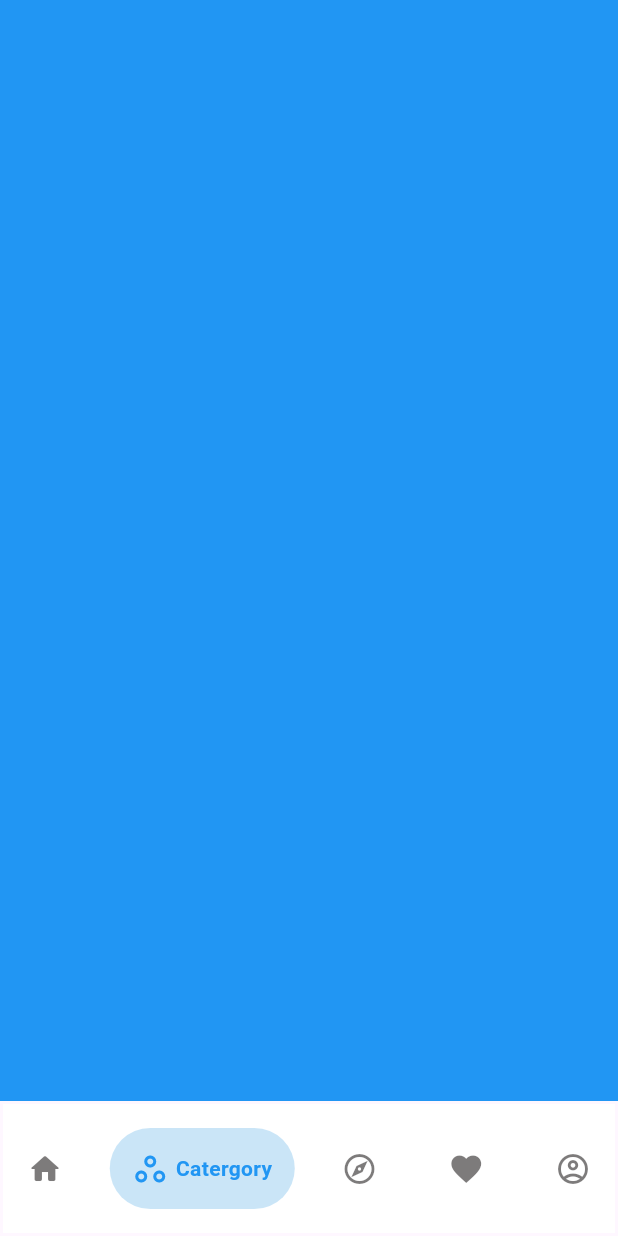
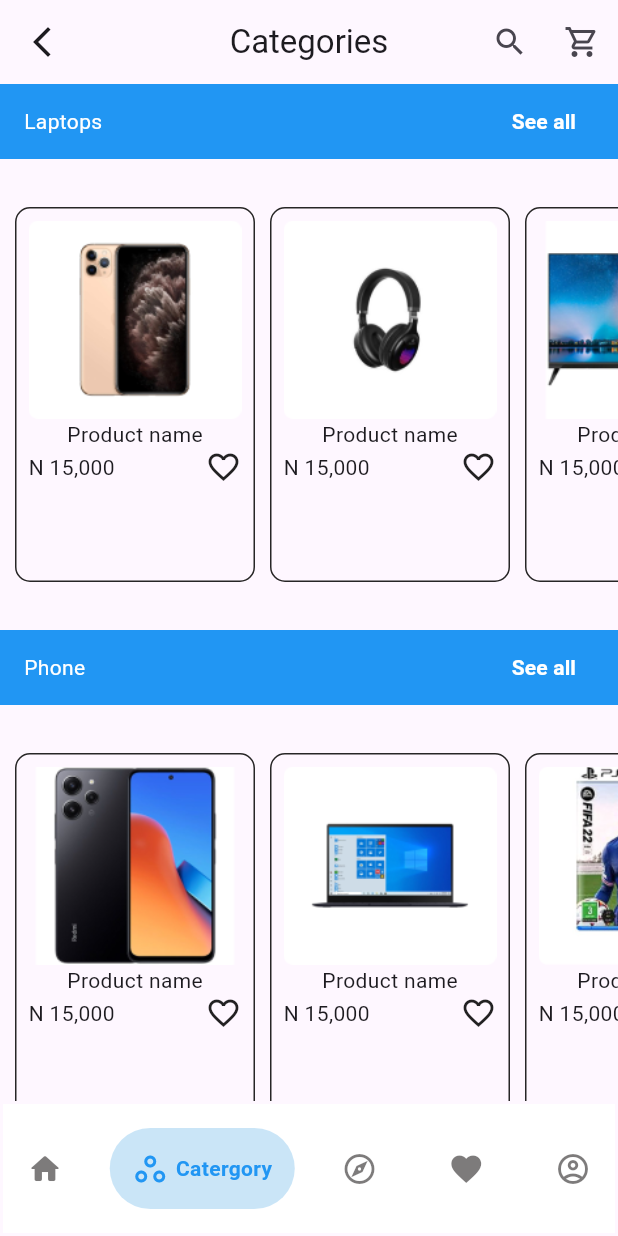
Before and after one commit to David-Meka/sopusons, a Flutter app: the screen it shows after launch, item 2 of the bottom bar chosen, on a phone screen of 412 x 824 dp. Run offline on Flutter 3.47's test engine with Material 3 defaults, Android fonts, the phone set to English and light mode, and no system bars; drawn by our look-alikes of google_nav_bar; our stand-ins replace carousel_slider, google_fonts.

Commit message:
container update

```diff
--- /dev/null
+++ b/lib/pages/catergory_page.dart
@@ -0,0 +1,197 @@
+import 'package:flutter/material.dart';
+import 'package:sopusons/widgets/bottom_navigation.dart';
+import 'package:sopusons/widgets/product_container.dart';
+
+class CategoryPage extends StatefulWidget {
+  const CategoryPage({super.key});
+
+  @override
+  State<CategoryPage> createState() => _CategoryPageState();
+}
+
+class _CategoryPageState extends State<CategoryPage> {
+  @override
+  Widget build(BuildContext context) {
+    double height = MediaQuery.of(context).size.height;
+    double width = MediaQuery.of(context).size.width;
+    return Scaffold(
+      appBar: AppBar(
+        title: const Text('Categories'),
+        centerTitle: true,
+        leading: IconButton(
+          onPressed: () {
+            Navigator.push(
+              context,
+              MaterialPageRoute(
+                builder: (ctx) => const BottomNavigation(),
+              ),
+            );
+          },
+          icon: const Icon(Icons.arrow_back_ios_new),
+        ),
+        actions: [
+          IconButton(
+            onPressed: () {},
+            icon: const Icon(Icons.search),
+          ),
+          IconButton(
+              onPressed: () {}, icon: const Icon(Icons.shopping_cart_outlined))
+        ],
+      ),
+      body: Container(
+        height: height,
+        width: width,
+        child: SingleChildScrollView(
+          child: Column(
+            children: [
+              //TODO learn to implement the category picker
+              Container(
+                height: 50,
+                color: Colors.blue,
+                child: Padding(
+                  padding: const EdgeInsets.only(
+                      left: 16.0, right: 16.0, top: 5, bottom: 5),
+                  child: Row(
+                    children: [
+                      const Text(
+                        'Laptops',
+                        style: TextStyle(color: Colors.white),
+                      ),
+                      Spacer(),
+                      TextButton(
+                        onPressed: () {},
+                        child: const Text(
+                          'See all',
+                          style: TextStyle(
+                              color: Colors.white, fontWeight: FontWeight.bold),
+                        ),
+                      )
+                    ],
+                  ),
+                ),
+              ),
+              Padding(padding: EdgeInsets.symmetric(vertical: 16)),
+              SingleChildScrollView(
+                scrollDirection: Axis.horizontal,
+                child: Padding(
+                  padding: const EdgeInsets.only(left: 10.0, right: 10.0),
+                  child: Row(
+                    children: [
+                      ProductContainer('images/assets/iphone.png'),
+                      const SizedBox(
+                        width: 10,
+                      ),
+                      ProductContainer('images/assets/headset.png'),
+                      const SizedBox(
+                        width: 10,
+                      ),
+                      ProductContainer('images/assets/tv.png'),
+                    ],
+                  ),
+                ),
+              ),
+              const Padding(
+                padding: EdgeInsets.symmetric(vertical: 16),
+              ),
+              Container(
+                height: 50,
+                color: Colors.blue,
+                child: Padding(
+                  padding: const EdgeInsets.only(
+                      left: 16.0, right: 16.0, top: 5, bottom: 5),
+                  child: Row(
+                    children: [
+                      const Text(
+                        'Phone',
+                        style: TextStyle(color: Colors.white),
+                      ),
+                      const Spacer(),
+                      TextButton(
+                        onPressed: () {},
+                        child: const Text(
+                          'See all',
+                          style: TextStyle(
+                              color: Colors.white, fontWeight: FontWeight.bold),
+                        ),
+                      )
+                    ],
+                  ),
+                ),
+              ),
+              const Padding(
+                padding: EdgeInsets.symmetric(vertical: 16.0),
+              ),
+              SingleChildScrollView(
+                scrollDirection: Axis.horizontal,
+                child: Padding(
+                  padding: const EdgeInsets.only(left: 10.0, right: 10.0),
+                  child: Row(
+                    children: [
+                      ProductContainer('images/assets/phone3.png'),
+                      const SizedBox(
+                        width: 10,
+                      ),
+                      ProductContainer('images/assets/laptop.png'),
+                      const SizedBox(
+                        width: 10,
+                      ),
+                      ProductContainer('images/assets/ps game.png'),
+                    ],
+                  ),
+                ),
+              ),
+              const Padding(
+                padding: EdgeInsets.symmetric(vertical: 16.0),
+              ),
+              Container(
+                height: 50,
+                color: Colors.blue,
+                child: Padding(
+                  padding: const EdgeInsets.only(
+                      left: 16.0, right: 16.0, top: 5, bottom: 5),
+                  child: Row(
+                    children: [
+                      const Text(
+                        'Cameras',
+                        style: TextStyle(color: Colors.white),
+                      ),
+                      const Spacer(),
+                      TextButton(
+                        onPressed: () {},
+                        child: const Text(
+                          'See all',
+                          style: TextStyle(
+                              color: Colors.white, fontWeight: FontWeight.bold),
+                        ),
+                      )
+                    ],
+                  ),
+                ),
+              ),
+              const Padding(padding: EdgeInsets.symmetric(vertical: 16.0)),
+              SingleChildScrollView(
+                scrollDirection: Axis.horizontal,
+                child: Padding(
+                  padding: const EdgeInsets.only(left: 10.0, right: 10.0),
+                  child: Row(
+                    children: [
+                      ProductContainer('images/assets/phone1.png'),
+                      const SizedBox(
+                        width: 10,
+                      ),
+                      ProductContainer('images/assets/phone 2.png'),
+                      const SizedBox(
+                        width: 10,
+                      ),
+                      ProductContainer('images/assets/wrist.png'),
+                    ],
+                  ),
+                ),
+              ),
+            ],
+          ),
+        ),
+      ),
+    );
+  }
+}
--- a/lib/pages/workspace.dart
+++ /dev/null
@@ -1,17 +0,0 @@
-import 'package:flutter/material.dart';
-
-class Workspace extends StatefulWidget {
-  const Workspace({super.key});
-
-  @override
-  State<Workspace> createState() => _WorkspaceState();
-}
-
-class _WorkspaceState extends State<Workspace> {
-  @override
-  Widget build(BuildContext context) {
-    return const Scaffold(
-      backgroundColor: Colors.blue,
-    );
-  }
-}
--- a/lib/widgets/bottom_navigation.dart
+++ b/lib/widgets/bottom_navigation.dart
@@ -5,7 +5,7 @@ import 'package:sopusons/pages/Profile_page.dart';
 import 'package:sopusons/pages/explore_screen.dart';
 import 'package:sopusons/pages/favourite_screen.dart';
 import 'package:sopusons/pages/home_page.dart';
-import 'package:sopusons/pages/workspace.dart';
+import 'package:sopusons/pages/catergory_page.dart';
 
 class BottomNavigation extends StatefulWidget {
   const BottomNavigation({super.key});
@@ -18,8 +18,8 @@ class _BottomNavigationState extends State<BottomNavigation> {
   int _pageIndex = 0;
   final List<Widget> _pages = [
     const HomePage(),
-    const Workspace(),
-    ExploreScreen(),
+    const CategoryPage(),
+   const ExploreScreen(),
     const FavouriteScreen(),
     const ProfilePage(),
   ];
--- a/lib/widgets/product_container.dart
+++ b/lib/widgets/product_container.dart
@@ -2,21 +2,24 @@ import 'package:flutter/cupertino.dart';
 import 'package:flutter/material.dart';
 
 class ProductContainer extends StatelessWidget {
-  const ProductContainer({super.key});
+  ProductContainer(this.pictureString, {super.key});
 
+  String pictureString = '';
   @override
   Widget build(BuildContext context) {
     return Container(
-      padding: EdgeInsets.all(8),
+      padding: const EdgeInsets.all(8),
       width: 160,
       height: 250,
       decoration: BoxDecoration(
         borderRadius: BorderRadius.circular(10),
-        border: Border.all(color: Colors.black),
+        border: Border.all(color: const Color.fromARGB(255, 39, 38, 38)),
       ),
       child: Column(
         children: [
-          Container(),
+          Container(
+            child: Image.asset(pictureString),
+          ),
           const Column(
             children: [
               Text('Product name'),
```
Also changed, not shown: lib/pages/home_page.dart (+83 -24 lines), images/slide/Group 514.jpg (added), images/slide/flash_sale 2.png (added), images/slide/flash_sale1.png (added), images/slide/flash_sale3.png (added), lib/core/app_export.dart (deleted), lib/core/utils/date_time_utils.dart (deleted), lib/core/utils/image_constant.dart (deleted), lib/core/utils/size_utils.dart (deleted), lib/core/utils/validation_functions.dart (deleted).
